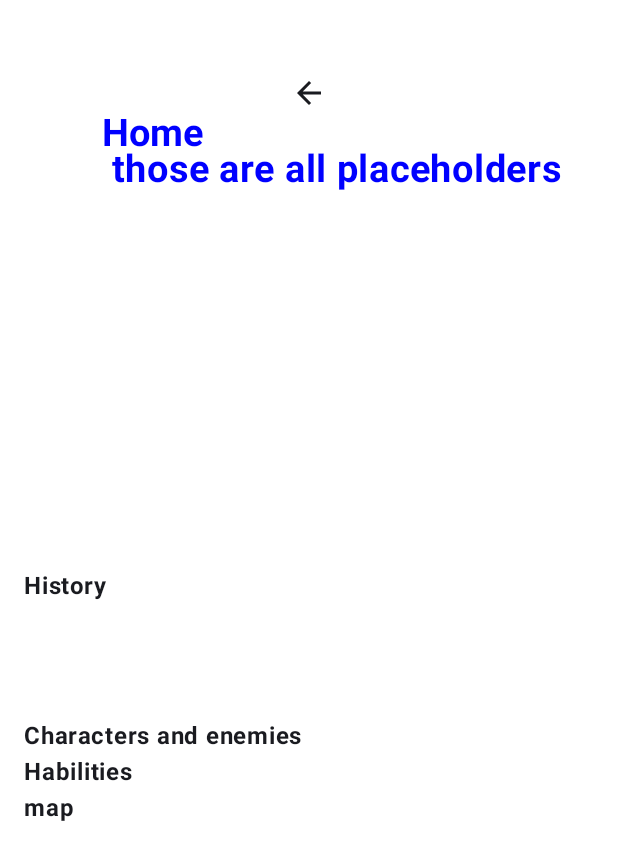
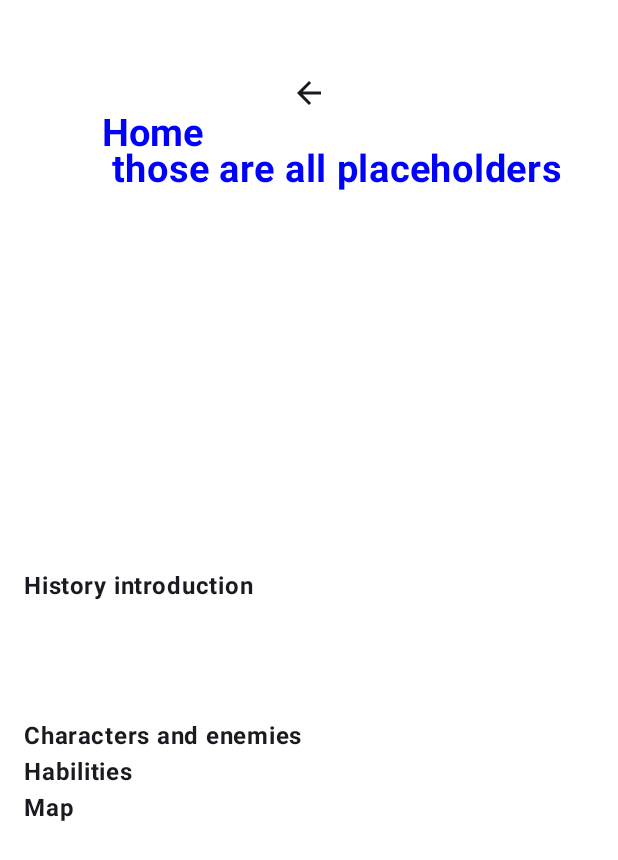
Before and after one commit to Aty23/AplicacionRecuperacionArturoTorralboBaides, an Android app built with Jetpack Compose: the HomeScreen screen opened through its navigation route, on a phone screen of 412 x 824 dp. Shown: the top 860 px of the screen. Run offline under Robolectric (Android 15) with nearby library versions, the light colour scheme and no system bars; our stand-ins replace constraintlayout-compose.

Commit message:
second comit

```diff
--- /dev/null
+++ b/app/src/main/java/com/arturotorralbo/aplicacionvideojuegologros/history/presentation/HistoryScreen.kt
@@ -0,0 +1 @@
+package com.arturotorralbo.aplicacionvideojuegologros.history.presentation
--- a/app/src/main/java/com/arturotorralbo/aplicacionvideojuegologros/home/presentation/HomeScreen.kt
+++ b/app/src/main/java/com/arturotorralbo/aplicacionvideojuegologros/home/presentation/HomeScreen.kt
@@ -1,6 +1,7 @@
 package com.arturotorralbo.aplicacionvideojuegologros.home.presentation
 
 import androidx.compose.foundation.background
+import androidx.compose.foundation.clickable
 import androidx.compose.foundation.layout.Column
 import androidx.compose.foundation.layout.Row
 import androidx.compose.foundation.layout.fillMaxSize
@@ -21,6 +22,7 @@ import androidx.compose.ui.unit.sp
 import androidx.constraintlayout.compose.ChainStyle
 import androidx.constraintlayout.compose.ConstraintLayout
 import androidx.navigation.NavController
+import com.arturotorralbo.aplicacionvideojuegologros.navigation.AppScreens
 import com.arturotorralbo.aplicacionvideojuegologros.resources.IconBack
 
 @Composable
@@ -44,7 +46,7 @@ fun HomeScreen(navController: NavController) {
         Body(modifier = Modifier.constrainAs(body) {
             top.linkTo(header.bottom)
             bottom.linkTo(footer.top)
-        })
+        }, navController)
 
         Footer(modifier = Modifier.constrainAs(footer) {
             top.linkTo(body.bottom)
@@ -77,28 +79,28 @@ fun Header(modifier: Modifier, navController: NavController) {
 }
 
 @Composable
-fun Body(modifier: Modifier) {
+fun Body(modifier: Modifier, navController: NavController) {
 
 
     Column(
         modifier = modifier.padding(16.dp)
     ) {
         Row(modifier = modifier.height(100.dp)) {
-            Text(fontWeight = FontWeight.Bold, text = "History")
-            //esto será un extensible
+            Text(fontWeight = FontWeight.Bold, text = "History introduction", modifier = Modifier.clickable { navController.navigate(route = AppScreens.HistoryScreen.route) })
+            //esto será un texto que reciba de una api
 
         }
         Row {
             Text(fontWeight = FontWeight.Bold,text = "Characters and enemies")
-            //esto será un extensible
+            //esto será un extensible puede que ni esté
         }
         Row {
             Text(fontWeight = FontWeight.Bold,text = "Habilities")
-            //esto será un extensible
+            //esto será un extensible puede que ni esté
         }
         Row {
-            Text(fontWeight = FontWeight.Bold,text = "map")
-            //esto será un extensible
+            Text(fontWeight = FontWeight.Bold,text = "Map")
+            //esto será un extensible puede que ni esté
         }
 
 
--- a/app/src/main/java/com/arturotorralbo/aplicacionvideojuegologros/navigation/AppNavigation.kt
+++ b/app/src/main/java/com/arturotorralbo/aplicacionvideojuegologros/navigation/AppNavigation.kt
@@ -17,6 +17,9 @@ fun AppNavigation(){
         composable(route=AppScreens.HomeScreen.route){
             HomeScreen(navController)
         }
+        composable(route=AppScreens.HistoryScreen.route){
+            HomeScreen(navController)
+        }
     }
 
 
--- a/app/src/main/java/com/arturotorralbo/aplicacionvideojuegologros/navigation/AppScreens.kt
+++ b/app/src/main/java/com/arturotorralbo/aplicacionvideojuegologros/navigation/AppScreens.kt
@@ -3,4 +3,5 @@ package com.arturotorralbo.aplicacionvideojuegologros.navigation
 sealed class AppScreens(val route: String) {
     object LoginScreen: AppScreens("login_screen")
     object HomeScreen: AppScreens("home_screen")
+    object HistoryScreen: AppScreens("history_screen")
 }
```
